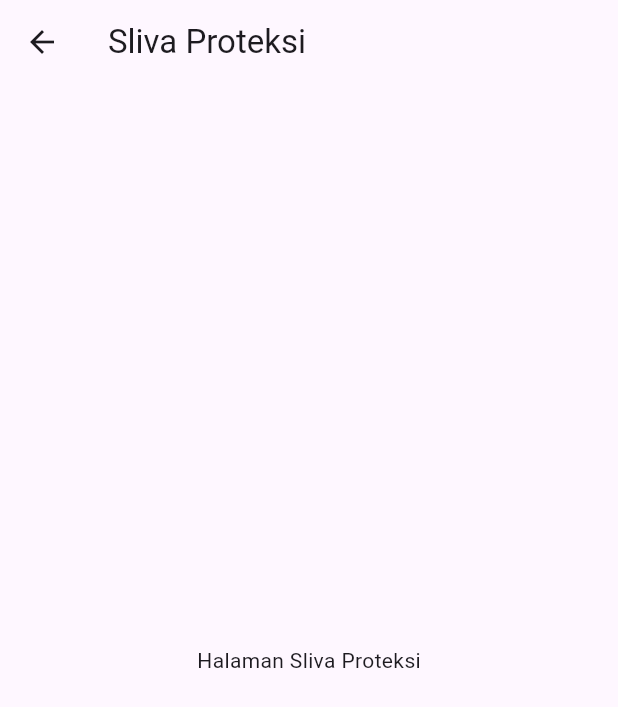
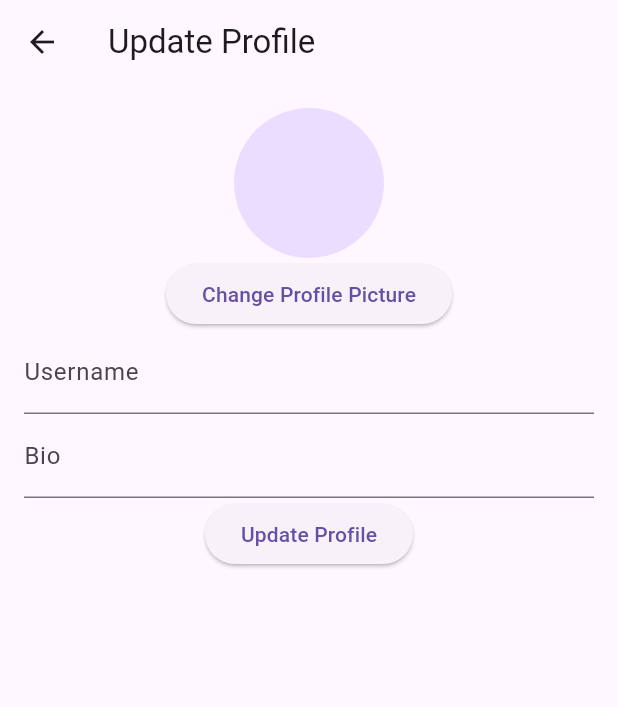
Before and after one commit to slivatech/slivadoc_apps, a Flutter app: the HomePage screen opened directly, after a tap on an icon or button, on a phone screen of 412 x 824 dp. Shown: the top 707 px of the screen. Run offline on Flutter 3.47's test engine with Material 3 defaults, Android fonts, the phone set to English and light mode, and no system bars; our stand-ins replace font_awesome_flutter, image_picker.

```diff
--- a/lib/screens/HomePage.dart
+++ b/lib/screens/HomePage.dart
@@ -2,11 +2,12 @@ import 'package:flutter/material.dart';
 import 'package:slivadoc_mobile_apps/screens/CariDokterPage.dart';
 import 'package:slivadoc_mobile_apps/screens/TanyaDokterPage.dart';
 import 'package:slivadoc_mobile_apps/screens/ArtikelKesehatanPage.dart';
-import 'package:slivadoc_mobile_apps/screens/SlivaProteksiPage.dart';
+// import 'package:slivadoc_mobile_apps/screens/SlivaProteksiPage.dart';
 import 'package:slivadoc_mobile_apps/screens/SlivaShopPage.dart';
 import 'package:slivadoc_mobile_apps/screens/AnimalEventPage.dart';
 import 'package:slivadoc_mobile_apps/screens/AnimalAcademyPage.dart';
 import 'package:font_awesome_flutter/font_awesome_flutter.dart';
+import 'package:slivadoc_mobile_apps/screens/Profile.dart';
 
 void main() {
   runApp(MyApp());
@@ -40,7 +41,7 @@ class _HomePageState extends State<HomePage> {
     'Cari Dokter': CariDokterPage(),
     'Tanya Dokter': TanyaDokterPage(),
     'Artikel Kesehatan': ArtikelKesehatanPage(),
-    'SlivaProteksi': SlivaProteksiPage(),
+    'Profile': ProfileUpdateScreen(),
     'SlivaShop': SlivaShopPage(),
     'Animal Event': AnimalEventPage(),
     'Animal Academy': AnimalAcademyPage(),
@@ -86,15 +87,6 @@ class _HomePageState extends State<HomePage> {
                       ),
                     ),
                   ),
-                ),
-              ),
-              IconButton(
-                onPressed: () {
-                  // Action when chat icon is tapped
-                },
-                icon: const Icon(
-                  Icons.chat,
-                  color: Color(0xFF3254AB),
                 ),
               ),
               IconButton(
@@ -194,13 +186,13 @@ class HomeScreen extends StatelessWidget {
       case 'Pesan \nDriver':
         Navigator.push(
           context,
-          MaterialPageRoute(builder: (context) => SlivaProteksiPage()),
+          MaterialPageRoute(builder: (context) => ProfileUpdateScreen()),
         );
         break;
       case 'Sliva \nProteksi':
         Navigator.push(
           context,
-          MaterialPageRoute(builder: (context) => SlivaProteksiPage()),
+          MaterialPageRoute(builder: (context) => ProfileUpdateScreen()),
         );
         break;
       case 'Sliva \nShop':
--- /dev/null
+++ b/lib/screens/Profile.dart
@@ -0,0 +1,132 @@
+import 'package:flutter/material.dart';
+import 'dart:io';
+import 'package:image_picker/image_picker.dart';
+
+class ProfileUpdateScreen extends StatefulWidget {
+  @override
+  _ProfileUpdateScreenState createState() => _ProfileUpdateScreenState();
+}
+
+class _ProfileUpdateScreenState extends State<ProfileUpdateScreen> {
+  final _formKey = GlobalKey<FormState>();
+  String _username = '';
+  String _bio = '';
+  File? _profilePicture;
+  final _usernameController = TextEditingController();
+  final _bioController = TextEditingController();
+  bool _isUpdating = false;
+
+  @override
+  void initState() {
+    super.initState();
+    _usernameController.text = _username;
+    _bioController.text = _bio;
+  }
+
+  @override
+  void dispose() {
+    _usernameController.dispose();
+    _bioController.dispose();
+    super.dispose();
+  }
+
+  void _updateProfile() async {
+    if (_formKey.currentState!.validate()) {
+      setState(() {
+        _isUpdating = true;
+      });
+      _formKey.currentState!.save();
+      // Update user profile in Firebase here
+      // Navigate back to the profile screen
+      Navigator.pop(context);
+    }
+  }
+
+  Future<void> _getImage(ImageSource source) async {
+    final pickedFile = await ImagePicker().getImage(source: source);
+    setState(() {
+      if (pickedFile != null) {
+        _profilePicture = File(pickedFile.path);
+      } else {
+        print('No image selected.');
+      }
+    });
+  }
+
+  @override
+  Widget build(BuildContext context) {
+    return Scaffold(
+      appBar: AppBar(
+        title: const Text('Update Profile'),
+      ),
+      body: Padding(
+        padding: const EdgeInsets.all(16.0),
+        child: Column(
+          children: [
+            CircleAvatar(
+              radius: 50,
+              backgroundImage:
+                  _profilePicture == null ? null : FileImage(_profilePicture!),
+            ),
+            ElevatedButton(
+              onPressed: () {
+                showDialog(
+                  context: context,
+                  builder: (BuildContext context) {
+                    return AlertDialog(
+                      title: const Text("Choose an option"),
+                      content: SingleChildScrollView(
+                        child: ListBody(
+                          children: <Widget>[
+                            GestureDetector(
+                              child: const Text("Gallery"),
+                              onTap: () {
+                                Navigator.of(context).pop();
+                                _getImage(ImageSource.gallery);
+                              },
+                            ),
+                            const Padding(padding: EdgeInsets.all(8.0)),
+                            GestureDetector(
+                              child: const Text("Camera"),
+                              onTap: () {
+                                Navigator.of(context).pop();
+                                _getImage(ImageSource.camera);
+                              },
+                            ),
+                          ],
+                        ),
+                      ),
+                    );
+                  },
+                );
+              },
+              child: const Text('Change Profile Picture'),
+            ),
+            TextFormField(
+              controller: _usernameController,
+              decoration: const InputDecoration(labelText: 'Username'),
+              validator: (value) {
+                if (value!.isEmpty) {
+                  return 'Please enter a username';
+                }
+                return null;
+              },
+              onSaved: (value) => _username = value!,
+            ),
+            TextFormField(
+              controller: _bioController,
+              decoration: const InputDecoration(labelText: 'Bio'),
+              onSaved: (value) => _bio = value!,
+            ),
+            ElevatedButton(
+              onPressed: _isUpdating ? null : _updateProfile,
+              child: _isUpdating
+                  ? const CircularProgressIndicator()
+                  : const Text('Update Profile'),
+            ),
+          ],
+        ),
+      ),
+    );
+  }
+}
--- a/pubspec.yaml
+++ b/pubspec.yaml
@@ -31,6 +31,7 @@ dependencies:
   flutter:
     sdk: flutter
   font_awesome_flutter: ^9.1.0
+  image_picker: ^0.8.3+2
 
 
 
```
Also changed, not shown: pubspec.lock, 5 other files.
